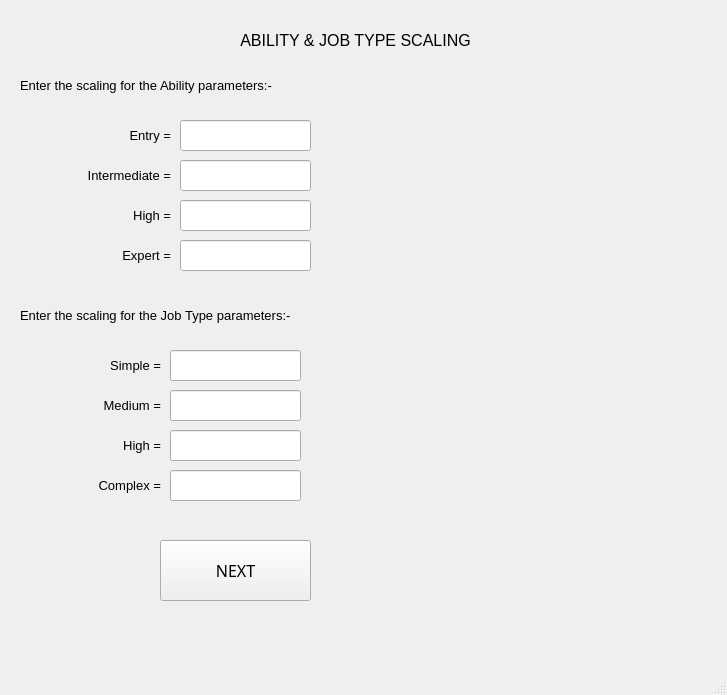
Above: ui_files/ability-jobType_scaling_screen.ui from yorozuya-2003/institutional_benchmarking_model before the change. Below: the same form after it.
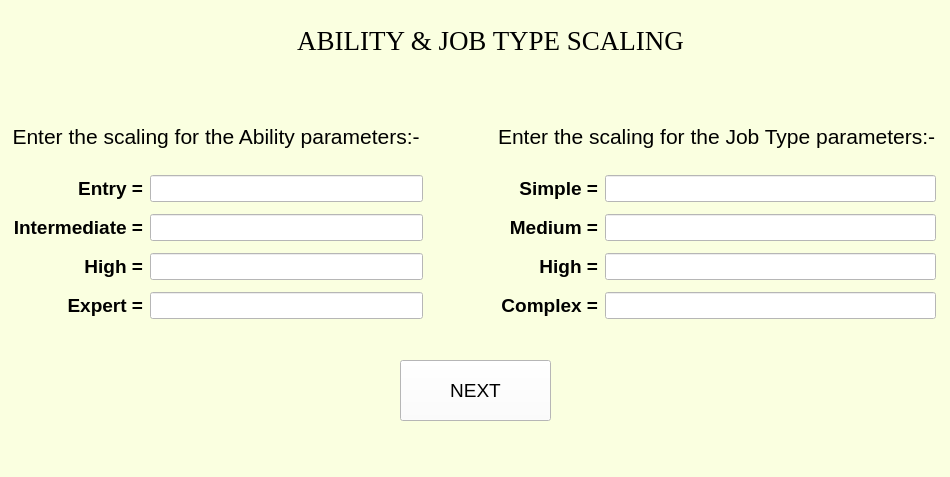
That is the form after the change.

Diff of the .ui file:
```diff
--- a/ui_files/ability-jobType_scaling_screen.ui
+++ b/ui_files/ability-jobType_scaling_screen.ui
@@ -6,30 +6,30 @@
    <rect>
     <x>0</x>
     <y>0</y>
-    <width>727</width>
-    <height>695</height>
+    <width>950</width>
+    <height>477</height>
    </rect>
   </property>
   <property name="windowTitle">
    <string>MainWindow</string>
   </property>
   <property name="styleSheet">
-   <string notr="true"/>
+   <string notr="true">background-color: rgb(250, 255, 224);</string>
   </property>
   <widget class="QWidget" name="centralwidget">
    <widget class="QLabel" name="label_10">
     <property name="geometry">
      <rect>
-      <x>130</x>
+      <x>0</x>
       <y>20</y>
-      <width>451</width>
+      <width>981</width>
       <height>41</height>
      </rect>
     </property>
     <property name="font">
      <font>
-      <family>MS Shell Dlg 2</family>
-      <pointsize>12</pointsize>
+      <family>Times New Roman</family>
+      <pointsize>20</pointsize>
       <weight>50</weight>
       <italic>false</italic>
       <bold>false</bold>
@@ -46,125 +46,173 @@
      <set>Qt::AlignCenter</set>
     </property>
    </widget>
-   <widget class="QLabel" name="label">
-    <property name="geometry">
-     <rect>
-      <x>20</x>
-      <y>60</y>
-      <width>601</width>
-      <height>51</height>
-     </rect>
-    </property>
-    <property name="font">
-     <font>
-      <family>Arial</family>
-      <pointsize>10</pointsize>
-      <weight>10</weight>
-      <italic>false</italic>
-      <bold>false</bold>
-     </font>
-    </property>
-    <property name="styleSheet">
-     <string notr="true">font: 87 10pt &quot;Arial&quot;;</string>
-    </property>
-    <property name="text">
-     <string>Enter the scaling for the Ability parameters:- </string>
-    </property>
-    <property name="alignment">
-     <set>Qt::AlignLeading|Qt::AlignLeft|Qt::AlignVCenter</set>
-    </property>
-   </widget>
-   <widget class="QLabel" name="label_2">
-    <property name="geometry">
-     <rect>
-      <x>20</x>
-      <y>160</y>
-      <width>151</width>
-      <height>31</height>
-     </rect>
-    </property>
-    <property name="font">
-     <font>
-      <family>Arial</family>
-      <pointsize>10</pointsize>
-      <weight>10</weight>
-      <italic>false</italic>
-      <bold>false</bold>
-     </font>
-    </property>
-    <property name="styleSheet">
-     <string notr="true">font: 87 10pt &quot;Arial&quot;;</string>
-    </property>
-    <property name="text">
-     <string>Intermediate =</string>
-    </property>
-    <property name="alignment">
-     <set>Qt::AlignRight|Qt::AlignTrailing|Qt::AlignVCenter</set>
-    </property>
-   </widget>
-   <widget class="QLineEdit" name="abilityIntermediate">
-    <property name="geometry">
-     <rect>
-      <x>180</x>
-      <y>160</y>
-      <width>131</width>
-      <height>31</height>
-     </rect>
-    </property>
-    <property name="font">
-     <font>
-      <family>Segoe UI Variable Text Semibold</family>
-      <pointsize>7</pointsize>
-      <weight>75</weight>
-      <italic>false</italic>
-      <bold>true</bold>
-     </font>
-    </property>
-    <property name="styleSheet">
-     <string notr="true"/>
-    </property>
-    <property name="text">
-     <string/>
-    </property>
-   </widget>
    <widget class="QPushButton" name="nextButton">
     <property name="geometry">
      <rect>
-      <x>160</x>
-      <y>540</y>
+      <x>400</x>
+      <y>360</y>
       <width>151</width>
       <height>61</height>
      </rect>
     </property>
     <property name="font">
      <font>
-      <family>Corbel Light</family>
-      <pointsize>12</pointsize>
+      <family>Arial</family>
+      <pointsize>14</pointsize>
       <weight>50</weight>
       <italic>false</italic>
       <bold>false</bold>
      </font>
     </property>
+    <property name="styleSheet">
+     <string notr="true">background-color: rgb(255, 255, 255);</string>
+    </property>
     <property name="text">
      <string>NEXT</string>
     </property>
    </widget>
+   <widget class="QWidget" name="layoutWidget">
+    <property name="geometry">
+     <rect>
+      <x>10</x>
+      <y>120</y>
+      <width>931</width>
+      <height>204</height>
+     </rect>
+    </property>
+    <layout class="QGridLayout" name="gridLayout">
+     <property name="horizontalSpacing">
+      <number>70</number>
+     </property>
+     <property name="verticalSpacing">
+      <number>20</number>
+     </property>
+     <item row="1" column="0">
+      <layout class="QFormLayout" name="formLayout">
+       <property name="sizeConstraint">
+        <enum>QLayout::SetDefaultConstraint</enum>
+       </property>
+       <property name="labelAlignment">
+        <set>Qt::AlignRight|Qt::AlignTrailing|Qt::AlignVCenter</set>
+       </property>
+       <property name="horizontalSpacing">
+        <number>7</number>
+       </property>
+       <property name="verticalSpacing">
+        <number>12</number>
+       </property>
+       <property name="leftMargin">
+        <number>3</number>
+       </property>
+       <property name="topMargin">
+        <number>3</number>
+       </property>
+       <property name="rightMargin">
+        <number>5</number>
+       </property>
+       <property name="bottomMargin">
+        <number>5</number>
+       </property>
+       <item row="0" column="0">
+        <widget class="QLabel" name="label_3">
+         <property name="font">
+          <font>
+           <family>Arial</family>
+           <pointsize>14</pointsize>
+           <weight>75</weight>
+           <italic>false</italic>
+           <bold>true</bold>
+          </font>
+         </property>
+         <property name="styleSheet">
+          <string notr="true"/>
+         </property>
+         <property name="text">
+          <string>Entry =</string>
+         </property>
+         <property name="alignment">
+          <set>Qt::AlignRight|Qt::AlignTrailing|Qt::AlignVCenter</set>
+         </property>
+        </widget>
+       </item>
+       <item row="0" column="1">
+        <widget class="QLineEdit" name="abilityEntry">
+         <property name="font">
+          <font>
+           <family>Arial</family>
+           <pointsize>12</pointsize>
+           <weight>50</weight>
+           <italic>false</italic>
+           <bold>false</bold>
+          </font>
+         </property>
+         <property name="autoFillBackground">
+          <bool>false</bool>
+         </property>
+         <property name="styleSheet">
+          <string notr="true">background-color: rgb(255, 255, 255);</string>
+         </property>
+         <property name="text">
+          <string/>
+         </property>
+         <property name="alignment">
+          <set>Qt::AlignLeading|Qt::AlignLeft|Qt::AlignVCenter</set>
+         </property>
+        </widget>
+       </item>
+       <item row="1" column="0">
+        <widget class="QLabel" name="label_2">
+         <property name="font">
+          <font>
+           <family>Arial</family>
+           <pointsize>14</pointsize>
+           <weight>75</weight>
+           <italic>false</italic>
+           <bold>true</bold>
+          </font>
+         </property>
+         <property name="styleSheet">
+          <string notr="true"/>
+         </property>
+         <property name="text">
+          <string>Intermediate =</string>
+         </property>
+         <property name="alignment">
+          <set>Qt::AlignRight|Qt::AlignTrailing|Qt::AlignVCenter</set>
+         </property>
+        </widget>
+       </item>
+       <item row="1" column="1">
+        <widget class="QLineEdit" name="abilityIntermediate">
+         <property name="font">
+          <font>
+           <family>Arial</family>
+           <pointsize>12</pointsize>
+           <weight>50</weight>
+           <italic>false</italic>
+           <bold>false</bold>
+          </font>
+         </property>
+         <property name="styleSheet">
+          <string notr="true">background-color: rgb(255, 255, 255);</string>
+         </property>
+         <property name="text">
+          <string/>
+         </property>
+         <property name="alignment">
+          <set>Qt::AlignLeading|Qt::AlignLeft|Qt::AlignVCenter</set>
+         </property>
+        </widget>
+       </item>
+       <item row="2" column="0">
    <widget class="QLabel" name="label_4">
-    <property name="geometry">
-     <rect>
-      <x>20</x>
-      <y>200</y>
-      <width>151</width>
-      <height>31</height>
-     </rect>
-    </property>
     <property name="font">
      <font>
       <family>Arial</family>
-      <pointsize>10</pointsize>
-      <weight>10</weight>
+           <pointsize>14</pointsize>
+           <weight>75</weight>
       <italic>false</italic>
-      <bold>false</bold>
+           <bold>true</bold>
      </font>
     </property>
     <property name="styleSheet">
@@ -177,44 +225,38 @@
      <set>Qt::AlignRight|Qt::AlignTrailing|Qt::AlignVCenter</set>
     </property>
    </widget>
+       </item>
+       <item row="2" column="1">
    <widget class="QLineEdit" name="abilityHigh">
-    <property name="geometry">
-     <rect>
-      <x>180</x>
-      <y>200</y>
-      <width>131</width>
-      <height>31</height>
-     </rect>
-    </property>
     <property name="font">
      <font>
-      <family>Segoe UI Variable Text Semibold</family>
-      <pointsize>7</pointsize>
+           <family>Arial</family>
+           <pointsize>12</pointsize>
       <weight>50</weight>
       <italic>false</italic>
       <bold>false</bold>
      </font>
     </property>
+         <property name="styleSheet">
+          <string notr="true">background-color: rgb(255, 255, 255);</string>
+         </property>
     <property name="text">
      <string/>
     </property>
-   </widget>
+         <property name="alignment">
+          <set>Qt::AlignLeading|Qt::AlignLeft|Qt::AlignVCenter</set>
+         </property>
+        </widget>
+       </item>
+       <item row="3" column="0">
    <widget class="QLabel" name="label_6">
-    <property name="geometry">
-     <rect>
-      <x>30</x>
-      <y>240</y>
-      <width>141</width>
-      <height>31</height>
-     </rect>
-    </property>
     <property name="font">
      <font>
       <family>Arial</family>
-      <pointsize>10</pointsize>
-      <weight>10</weight>
+           <pointsize>14</pointsize>
+           <weight>75</weight>
       <italic>false</italic>
-      <bold>false</bold>
+           <bold>true</bold>
      </font>
     </property>
     <property name="styleSheet">
@@ -227,44 +269,129 @@
      <set>Qt::AlignRight|Qt::AlignTrailing|Qt::AlignVCenter</set>
     </property>
    </widget>
+       </item>
+       <item row="3" column="1">
    <widget class="QLineEdit" name="abilityExpert">
-    <property name="geometry">
-     <rect>
-      <x>180</x>
-      <y>240</y>
-      <width>131</width>
-      <height>31</height>
-     </rect>
-    </property>
+         <property name="font">
+          <font>
+           <family>Arial</family>
+           <pointsize>12</pointsize>
+           <weight>50</weight>
+           <italic>false</italic>
+           <bold>false</bold>
+          </font>
+         </property>
+         <property name="styleSheet">
+          <string notr="true">background-color: rgb(255, 255, 255);</string>
+         </property>
+         <property name="text">
+          <string/>
+         </property>
+         <property name="alignment">
+          <set>Qt::AlignLeading|Qt::AlignLeft|Qt::AlignVCenter</set>
+         </property>
+        </widget>
+       </item>
+      </layout>
+     </item>
+     <item row="0" column="0">
+      <widget class="QLabel" name="label">
     <property name="font">
      <font>
-      <family>Segoe UI Variable Text Semibold</family>
-      <pointsize>7</pointsize>
+         <family>Arial</family>
+         <pointsize>16</pointsize>
       <weight>50</weight>
       <italic>false</italic>
       <bold>false</bold>
      </font>
     </property>
+       <property name="styleSheet">
+        <string notr="true">;</string>
+       </property>
     <property name="text">
+        <string>Enter the scaling for the Ability parameters:- </string>
+       </property>
+       <property name="alignment">
+        <set>Qt::AlignCenter</set>
+       </property>
+      </widget>
+     </item>
+     <item row="1" column="1">
+      <layout class="QFormLayout" name="formLayout_2">
+       <property name="labelAlignment">
+        <set>Qt::AlignRight|Qt::AlignTrailing|Qt::AlignVCenter</set>
+       </property>
+       <property name="horizontalSpacing">
+        <number>7</number>
+       </property>
+       <property name="verticalSpacing">
+        <number>12</number>
+       </property>
+       <property name="leftMargin">
+        <number>3</number>
+       </property>
+       <property name="topMargin">
+        <number>3</number>
+       </property>
+       <property name="rightMargin">
+        <number>5</number>
+       </property>
+       <property name="bottomMargin">
+        <number>5</number>
+       </property>
+       <item row="0" column="0">
+        <widget class="QLabel" name="label_9">
+         <property name="font">
+          <font>
+           <family>Arial</family>
+           <pointsize>14</pointsize>
+           <weight>75</weight>
+           <italic>false</italic>
+           <bold>true</bold>
+          </font>
+         </property>
+         <property name="styleSheet">
+          <string notr="true"/>
+         </property>
+         <property name="text">
+          <string>Simple =</string>
+         </property>
+         <property name="alignment">
+          <set>Qt::AlignRight|Qt::AlignTrailing|Qt::AlignVCenter</set>
+         </property>
+        </widget>
+       </item>
+       <item row="0" column="1">
+        <widget class="QLineEdit" name="jobSimple">
+         <property name="font">
+          <font>
+           <family>Arial</family>
+           <pointsize>12</pointsize>
+           <weight>50</weight>
+           <italic>false</italic>
+           <bold>false</bold>
+          </font>
+         </property>
+         <property name="styleSheet">
+          <string notr="true">background-color: rgb(255, 255, 255);</string>
+         </property>
+         <property name="text">
      <string/>
     </property>
-   </widget>
+         <property name="alignment">
+          <set>Qt::AlignLeading|Qt::AlignLeft|Qt::AlignVCenter</set>
+         </property>
+        </widget>
+       </item>
+       <item row="1" column="0">
    <widget class="QLabel" name="label_7">
-    <property name="geometry">
-     <rect>
-      <x>10</x>
-      <y>390</y>
-      <width>151</width>
-      <height>31</height>
-     </rect>
-    </property>
     <property name="font">
      <font>
       <family>Arial</family>
-      <pointsize>10</pointsize>
-      <weight>10</weight>
+           <pointsize>14</pointsize>
+           <weight>75</weight>
       <italic>false</italic>
-      <bold>false</bold>
+           <bold>true</bold>
      </font>
     </property>
     <property name="styleSheet">
@@ -277,50 +404,35 @@
      <set>Qt::AlignRight|Qt::AlignTrailing|Qt::AlignVCenter</set>
     </property>
    </widget>
-   <widget class="QLabel" name="label_8">
-    <property name="geometry">
-     <rect>
-      <x>20</x>
-      <y>470</y>
-      <width>141</width>
-      <height>31</height>
-     </rect>
-    </property>
+       </item>
+       <item row="1" column="1">
+        <widget class="QLineEdit" name="jobMedium">
     <property name="font">
      <font>
       <family>Arial</family>
-      <pointsize>10</pointsize>
-      <weight>10</weight>
+           <pointsize>12</pointsize>
+           <weight>50</weight>
       <italic>false</italic>
       <bold>false</bold>
      </font>
     </property>
     <property name="styleSheet">
-     <string notr="true">font: 87 10pt &quot;Arial&quot;;</string>
-    </property>
-    <property name="text">
-     <string>Complex =</string>
+          <string notr="true">background-color: rgb(255, 255, 255);</string>
     </property>
     <property name="alignment">
-     <set>Qt::AlignRight|Qt::AlignTrailing|Qt::AlignVCenter</set>
-    </property>
-   </widget>
+          <set>Qt::AlignLeading|Qt::AlignLeft|Qt::AlignVCenter</set>
+         </property>
+        </widget>
+       </item>
+       <item row="2" column="0">
    <widget class="QLabel" name="label_12">
-    <property name="geometry">
-     <rect>
-      <x>10</x>
-      <y>430</y>
-      <width>151</width>
-      <height>31</height>
-     </rect>
-    </property>
     <property name="font">
      <font>
       <family>Arial</family>
-      <pointsize>10</pointsize>
-      <weight>10</weight>
+           <pointsize>14</pointsize>
+           <weight>75</weight>
       <italic>false</italic>
-      <bold>false</bold>
+           <bold>true</bold>
      </font>
     </property>
     <property name="styleSheet">
@@ -333,39 +445,76 @@
      <set>Qt::AlignRight|Qt::AlignTrailing|Qt::AlignVCenter</set>
     </property>
    </widget>
+       </item>
+       <item row="2" column="1">
    <widget class="QLineEdit" name="jobHigh">
-    <property name="geometry">
-     <rect>
-      <x>170</x>
-      <y>430</y>
-      <width>131</width>
-      <height>31</height>
-     </rect>
-    </property>
+         <property name="font">
+          <font>
+           <family>Arial</family>
+           <pointsize>12</pointsize>
+           <weight>50</weight>
+           <italic>false</italic>
+           <bold>false</bold>
+          </font>
+         </property>
+         <property name="styleSheet">
+          <string notr="true">background-color: rgb(255, 255, 255);</string>
+         </property>
+         <property name="alignment">
+          <set>Qt::AlignLeading|Qt::AlignLeft|Qt::AlignVCenter</set>
+         </property>
+        </widget>
+       </item>
+       <item row="3" column="0">
+        <widget class="QLabel" name="label_8">
     <property name="font">
      <font>
-      <family>Segoe UI Variable Text Semibold</family>
-      <pointsize>7</pointsize>
+           <family>Arial</family>
+           <pointsize>14</pointsize>
+           <weight>75</weight>
+           <italic>false</italic>
+           <bold>true</bold>
+          </font>
+         </property>
+         <property name="styleSheet">
+          <string notr="true"/>
+         </property>
+         <property name="text">
+          <string>Complex =</string>
+         </property>
+         <property name="alignment">
+          <set>Qt::AlignRight|Qt::AlignTrailing|Qt::AlignVCenter</set>
+         </property>
+        </widget>
+       </item>
+       <item row="3" column="1">
+        <widget class="QLineEdit" name="jobComplex">
+         <property name="font">
+          <font>
+           <family>Arial</family>
+           <pointsize>12</pointsize>
       <weight>50</weight>
       <italic>false</italic>
       <bold>false</bold>
      </font>
     </property>
-   </widget>
+         <property name="styleSheet">
+          <string notr="true">background-color: rgb(255, 255, 255);</string>
+         </property>
+         <property name="alignment">
+          <set>Qt::AlignLeading|Qt::AlignLeft|Qt::AlignVCenter</set>
+         </property>
+        </widget>
+       </item>
+      </layout>
+     </item>
+     <item row="0" column="1">
    <widget class="QLabel" name="label_14">
-    <property name="geometry">
-     <rect>
-      <x>20</x>
-      <y>290</y>
-      <width>601</width>
-      <height>51</height>
-     </rect>
-    </property>
     <property name="font">
      <font>
       <family>Arial</family>
-      <pointsize>10</pointsize>
-      <weight>10</weight>
+         <pointsize>16</pointsize>
+         <weight>50</weight>
       <italic>false</italic>
       <bold>false</bold>
      </font>
@@ -377,149 +526,11 @@
      <string>Enter the scaling for the Job Type parameters:- </string>
     </property>
     <property name="alignment">
-     <set>Qt::AlignLeading|Qt::AlignLeft|Qt::AlignVCenter</set>
-    </property>
-   </widget>
-   <widget class="QLineEdit" name="jobMedium">
-    <property name="geometry">
-     <rect>
-      <x>170</x>
-      <y>390</y>
-      <width>131</width>
-      <height>31</height>
-     </rect>
-    </property>
-    <property name="font">
-     <font>
-      <family>Segoe UI Variable Text Semibold</family>
-      <pointsize>7</pointsize>
-      <weight>50</weight>
-      <italic>false</italic>
-      <bold>false</bold>
-     </font>
-    </property>
-   </widget>
-   <widget class="QLineEdit" name="jobComplex">
-    <property name="geometry">
-     <rect>
-      <x>170</x>
-      <y>470</y>
-      <width>131</width>
-      <height>31</height>
-     </rect>
-    </property>
-    <property name="font">
-     <font>
-      <family>Segoe UI Variable Text Semibold</family>
-      <pointsize>7</pointsize>
-      <weight>50</weight>
-      <italic>false</italic>
-      <bold>false</bold>
-     </font>
-    </property>
-   </widget>
-   <widget class="QLineEdit" name="abilityEntry">
-    <property name="geometry">
-     <rect>
-      <x>180</x>
-      <y>120</y>
-      <width>131</width>
-      <height>31</height>
-     </rect>
-    </property>
-    <property name="font">
-     <font>
-      <family>Segoe UI Variable Text Semibold</family>
-      <pointsize>7</pointsize>
-      <weight>75</weight>
-      <italic>false</italic>
-      <bold>true</bold>
-     </font>
-    </property>
-    <property name="styleSheet">
-     <string notr="true"/>
-    </property>
-    <property name="text">
-     <string/>
-    </property>
-   </widget>
-   <widget class="QLabel" name="label_3">
-    <property name="geometry">
-     <rect>
-      <x>20</x>
-      <y>120</y>
-      <width>151</width>
-      <height>31</height>
-     </rect>
-    </property>
-    <property name="font">
-     <font>
-      <family>Arial</family>
-      <pointsize>10</pointsize>
-      <weight>10</weight>
-      <italic>false</italic>
-      <bold>false</bold>
-     </font>
-    </property>
-    <property name="styleSheet">
-     <string notr="true">font: 87 10pt &quot;Arial&quot;;</string>
-    </property>
-    <property name="text">
-     <string>Entry =</string>
-    </property>
-    <property name="alignment">
-     <set>Qt::AlignRight|Qt::AlignTrailing|Qt::AlignVCenter</set>
-    </property>
-   </widget>
-   <widget class="QLineEdit" name="jobSimple">
-    <property name="geometry">
-     <rect>
-      <x>170</x>
-      <y>350</y>
-      <width>131</width>
-      <height>31</height>
-     </rect>
-    </property>
-    <property name="font">
-     <font>
-      <family>Segoe UI Variable Text Semibold</family>
-      <pointsize>7</pointsize>
-      <weight>50</weight>
-      <italic>false</italic>
-      <bold>false</bold>
-     </font>
-    </property>
-    <property name="text">
-     <string/>
-    </property>
-   </widget>
-   <widget class="QLabel" name="label_9">
-    <property name="geometry">
-     <rect>
-      <x>10</x>
-      <y>350</y>
-      <width>151</width>
-      <height>31</height>
-     </rect>
-    </property>
-    <property name="font">
-     <font>
-      <family>Arial</family>
-      <pointsize>10</pointsize>
-      <weight>10</weight>
-      <italic>false</italic>
-      <bold>false</bold>
-     </font>
-    </property>
-    <property name="styleSheet">
-     <string notr="true">font: 87 10pt &quot;Arial&quot;;</string>
-    </property>
-    <property name="text">
-     <string>Simple =</string>
-    </property>
-    <property name="alignment">
-     <set>Qt::AlignRight|Qt::AlignTrailing|Qt::AlignVCenter</set>
-    </property>
+        <set>Qt::AlignCenter</set>
+       </property>
+      </widget>
+     </item>
+    </layout>
    </widget>
   </widget>
   <widget class="QMenuBar" name="menubar">
```
Left out of the diff: 17 changed lines with no effect on the pictures. Lines whose indentation alone changed are shown as unchanged.
